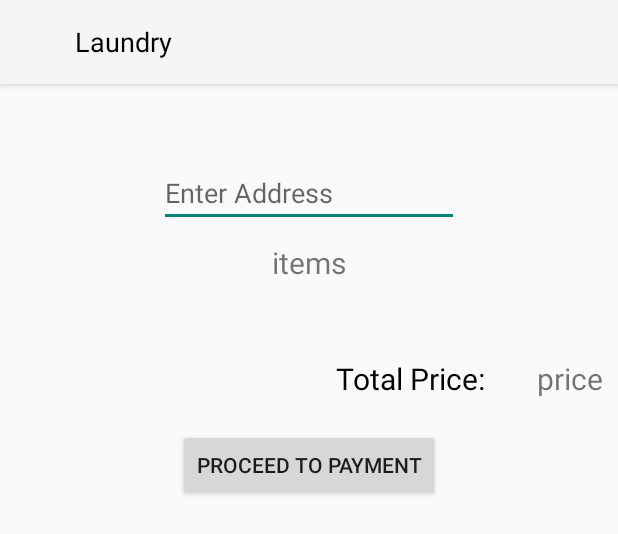
After one commit to Rashmiqwerty/LaundaryApp, an Android app: the layout activity_place_order.xml on its own in the app's theme, with its tools: preview values and no code run, on a phone screen of 412 x 824 dp. The commit adds this screen. Shown: the top 534 px of the screen. Run offline under Robolectric (Android 15) with nearby library versions, the phone set to English and light mode, and no system bars.

Commit message:
Place Order Activity Created

```diff
--- a/app/src/main/AndroidManifest.xml
+++ b/app/src/main/AndroidManifest.xml
@@ -15,6 +15,9 @@
         android:theme="@style/Theme.Design.Light.NoActionBar"
         android:usesCleartextTraffic="true"
         tools:targetApi="31">
+        <activity
+            android:name=".PlaceOrderActivity"
+            android:exported="false" />
         <activity
             android:name=".Dashboard3"
             android:exported="false" />
--- a/app/src/main/java/com/example/myapplicationlaundary/User_Details.java
+++ b/app/src/main/java/com/example/myapplicationlaundary/User_Details.java
@@ -50,11 +50,6 @@ public class User_Details extends AppCompatActivity {
             }
         });
 
-
-
     }
 
-
-
-
 }
--- /dev/null
+++ b/app/src/main/res/layout/activity_place_order.xml
@@ -0,0 +1,84 @@
+<?xml version="1.0" encoding="utf-8"?>
+<RelativeLayout xmlns:android="http://schemas.android.com/apk/res/android"
+    xmlns:app="http://schemas.android.com/apk/res-auto"
+    xmlns:tools="http://schemas.android.com/tools"
+    android:layout_width="match_parent"
+    android:layout_height="match_parent"
+    tools:context=".PlaceOrderActivity">
+    <com.google.android.material.appbar.AppBarLayout
+        android:layout_width="match_parent"
+        android:id="@+id/appBar"
+        android:layout_height="wrap_content">
+
+        <androidx.appcompat.widget.Toolbar
+            android:layout_width="match_parent"
+            android:layout_height="?attr/actionBarSize"
+            android:id="@+id/toolbar">
+
+
+            <TextView
+                android:layout_width="wrap_content"
+                android:layout_height="wrap_content"
+                android:text="Laundry"
+                android:textSize="18sp"
+                android:layout_marginLeft="50dp"
+                android:textColor="@color/black"
+                android:id="@+id/text"/>
+
+        </androidx.appcompat.widget.Toolbar>
+    </com.google.android.material.appbar.AppBarLayout>
+
+    <EditText
+        android:layout_width="wrap_content"
+        android:layout_height="wrap_content"
+        android:layout_below="@id/appBar"
+        android:width="200dp"
+        android:layout_centerHorizontal="true"
+        android:hint="Enter Address"
+        android:layout_marginTop="50dp"
+        android:id="@+id/userAddress"/>
+
+    <TextView
+        android:layout_width="wrap_content"
+        android:layout_height="wrap_content"
+        android:text="items"
+        android:textSize="20dp"
+        android:layout_marginTop="10dp"
+        android:layout_below="@id/userAddress"
+        android:layout_centerHorizontal="true"
+        android:id="@+id/finalItems"/>
+
+    <TextView
+        android:layout_width="wrap_content"
+        android:layout_height="wrap_content"
+        android:text="Total Price: "
+        android:textSize="20dp"
+        android:textColor="@color/black"
+        android:layout_marginTop="50dp"
+        android:layout_below="@id/finalItems"
+        android:layout_toLeftOf="@id/finalPrice"
+        android:id="@+id/price"/>
+    <TextView
+        android:layout_width="wrap_content"
+        android:layout_height="wrap_content"
+        android:text="price"
+        android:textSize="20dp"
+        android:paddingLeft="30dp"
+        android:layout_marginTop="50dp"
+        android:layout_marginRight="10dp"
+        android:layout_alignParentEnd="true"
+        android:layout_below="@id/finalItems"
+        android:layout_centerHorizontal="true"
+        android:id="@+id/finalPrice"/>
+    <Button
+        android:layout_width="wrap_content"
+        android:layout_height="wrap_content"
+        android:text="Proceed To Payment"
+        android:id="@+id/buttonPayment"
+        android:layout_marginTop="20dp"
+        android:layout_centerHorizontal="true"
+        android:layout_below="@id/price"
+        android:layout_marginRight="10dp"
+/>
+
+</RelativeLayout>
--- a/app/src/main/res/layout/activity_shop_item_list.xml
+++ b/app/src/main/res/layout/activity_shop_item_list.xml
@@ -198,12 +198,11 @@
         android:id="@+id/suit_Quantity"
         android:layout_width="wrap_content"
         android:layout_height="wrap_content"
-        android:text="0"
-        android:textSize="18dp"
         android:layout_below="@id/jeans_Quantity"
         android:layout_toRightOf="@id/suititemadd"
         android:paddingLeft="20dp"
-        ></TextView>
+        android:text="0"
+        android:textSize="18dp"></TextView>
     <TextView
         android:id="@+id/suititemminus"
         android:layout_width="wrap_content"
```
Also changed, not shown: app/src/main/java/com/example/myapplicationlaundary/PlaceOrderActivity.java (added, +38 -0 lines), app/src/main/java/com/example/myapplicationlaundary/Shop_Item_List_Activity.java (+56 -6 lines).
